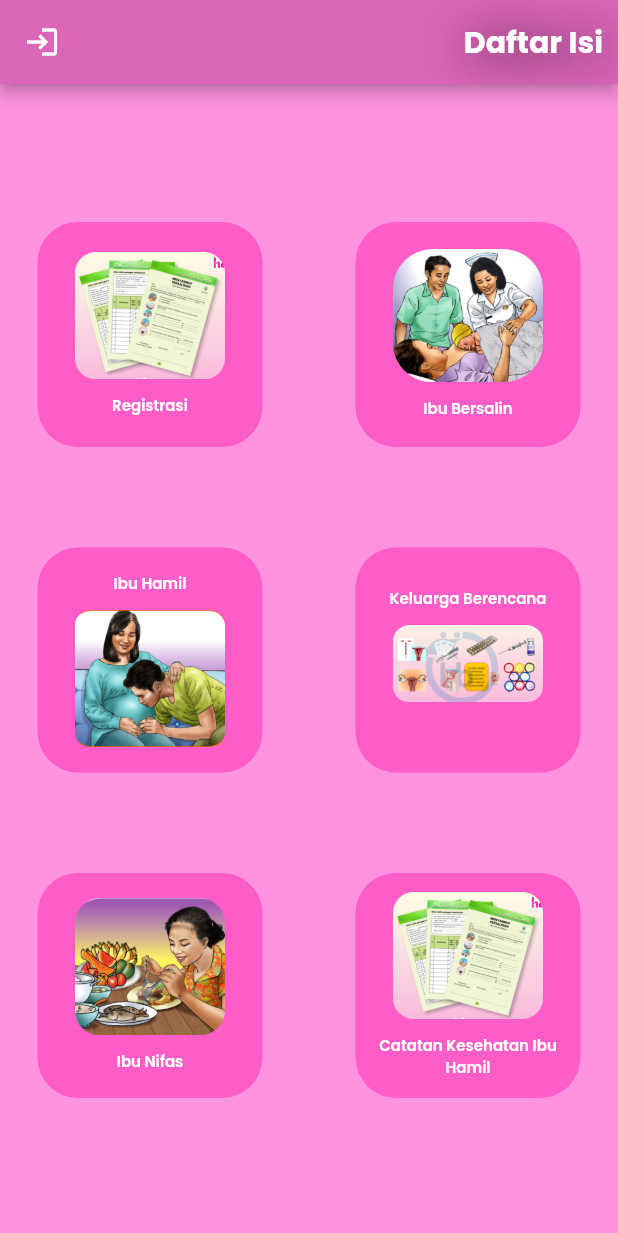
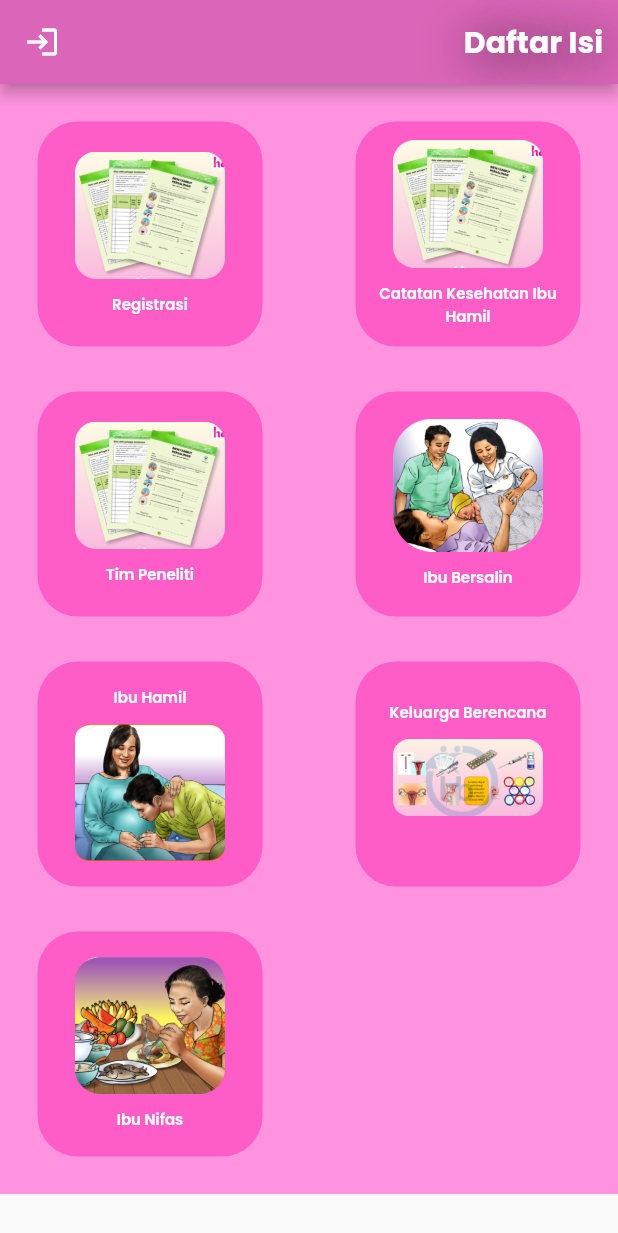
Before and after one commit to Rwhytm/My_ADA-Flutter, a Flutter app: the screen it shows once a user with an empty profile is signed in, on a phone screen of 412 x 824 dp. Shown: the top 1233 px of the screen. Run offline on Flutter 3.47's test engine with Material 2 defaults, Android fonts, the phone set to English and light mode, and no system bars; our stand-ins replace cloud_firestore, firebase_auth, firebase_core, flutter_svg, google_fonts; missing offline and left inert: dart:ffi, outlined_text; accounts and stored records are empty.

Commit message:
revision 1

```diff
--- a/buku_kia/lib/pages/daftar_isi.dart
+++ b/buku_kia/lib/pages/daftar_isi.dart
@@ -49,12 +49,14 @@ class DaftarIsi extends StatelessWidget {
       body: Container(
         padding: const EdgeInsets.all(25),
         color: const Color(0xffFF93DF),
+        child: SingleChildScrollView(
           child: Center(
             child: Row(
               mainAxisAlignment: MainAxisAlignment.spaceBetween,
+              crossAxisAlignment: CrossAxisAlignment.start,
               children: [
                 Column(
-                mainAxisAlignment: MainAxisAlignment.spaceEvenly,
+                  mainAxisAlignment: MainAxisAlignment.start,
                   children: [
                     Center(
                       child: GestureDetector(
@@ -96,6 +98,52 @@ class DaftarIsi extends StatelessWidget {
                         ),
                       ),
                     ),
+                    const SizedBox(
+                      height: 30,
+                    ),
+                    Center(
+                      child: GestureDetector(
+                        onTap: () {
+                          Navigator.push(
+                            context,
+                            MaterialPageRoute(
+                              builder: (context) => Registrasi(),
+                            ),
+                          );
+                        },
+                        child: Container(
+                          width: 150,
+                          height: 150,
+                          padding: const EdgeInsets.all(5),
+                          decoration: BoxDecoration(
+                            color: catatanColor,
+                            borderRadius: BorderRadius.circular(27),
+                          ),
+                          child: Column(
+                            mainAxisAlignment: MainAxisAlignment.center,
+                            children: <Widget>[
+                              Image.asset(
+                                'assets/images/form.png',
+                                width: 100,
+                              ),
+                              const SizedBox(
+                                height: 10,
+                              ),
+                              Flexible(
+                                child: Text(
+                                  "Tim Peneliti",
+                                  textAlign: TextAlign.center,
+                                  style: daftarIsi,
+                                ),
+                              ),
+                            ],
+                          ),
+                        ),
+                      ),
+                    ),
+                    const SizedBox(
+                      height: 30,
+                    ),
                     GestureDetector(
                       onTap: () {
                         Navigator.push(
@@ -129,6 +177,9 @@ class DaftarIsi extends StatelessWidget {
                           ],
                         ),
                       ),
+                    ),
+                    const SizedBox(
+                      height: 30,
                     ),
                     GestureDetector(
                       onTap: () {
@@ -169,6 +220,48 @@ class DaftarIsi extends StatelessWidget {
                 Column(
                   mainAxisAlignment: MainAxisAlignment.spaceEvenly,
                   children: [
+                    Center(
+                      child: GestureDetector(
+                        onTap: () {
+                          Navigator.push(
+                            context,
+                            MaterialPageRoute(
+                                builder: (context) => const Menu()),
+                          );
+                        },
+                        child: Container(
+                          width: 150,
+                          height: 150,
+                          padding: const EdgeInsets.all(5),
+                          decoration: BoxDecoration(
+                            color: catatanColor,
+                            borderRadius: BorderRadius.circular(27),
+                          ),
+                          child: Column(
+                            mainAxisAlignment: MainAxisAlignment.center,
+                            children: <Widget>[
+                              Image.asset(
+                                'assets/images/form.png',
+                                width: 100,
+                              ),
+                              const SizedBox(
+                                height: 10,
+                              ),
+                              Flexible(
+                                child: Text(
+                                  "Catatan Kesehatan Ibu Hamil",
+                                  textAlign: TextAlign.center,
+                                  style: daftarIsi,
+                                ),
+                              ),
+                            ],
+                          ),
+                        ),
+                      ),
+                    ),
+                    const SizedBox(
+                      height: 30,
+                    ),
                     GestureDetector(
                       onTap: () {
                         Navigator.push(
@@ -202,6 +295,9 @@ class DaftarIsi extends StatelessWidget {
                           ],
                         ),
                       ),
+                    ),
+                    const SizedBox(
+                      height: 30,
                     ),
                     GestureDetector(
                       onTap: () {
@@ -243,50 +339,13 @@ class DaftarIsi extends StatelessWidget {
                         ),
                       ),
                     ),
-                  Center(
-                    child: GestureDetector(
-                      onTap: () {
-                        Navigator.push(
-                          context,
-                          MaterialPageRoute(builder: (context) => const Menu()),
-                        );
-                      },
-                      child: Container(
-                        width: 150,
-                        height: 150,
-                        padding: const EdgeInsets.all(5),
-                        decoration: BoxDecoration(
-                          color: catatanColor,
-                          borderRadius: BorderRadius.circular(27),
-                        ),
-                        child: Column(
-                          mainAxisAlignment: MainAxisAlignment.center,
-                          children: <Widget>[
-                            Image.asset(
-                              'assets/images/form.png',
-                              width: 100,
-                            ),
-                            const SizedBox(
-                              height: 10,
-                            ),
-                            Flexible(
-                              child: Text(
-                                "Catatan Kesehatan Ibu Hamil",
-                                textAlign: TextAlign.center,
-                                style: daftarIsi,
-                              ),
+                  ],
                 ),
               ],
             ),
           ),
         ),
       ),
-                ],
-              ),
-            ],
-          ),
-        ),
-      ),
     );
   }
 }
```
Lines whose indentation alone changed are shown as unchanged.
